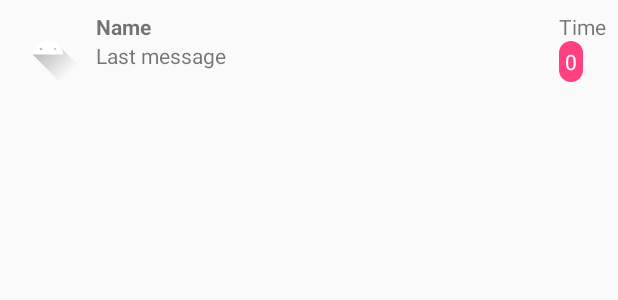
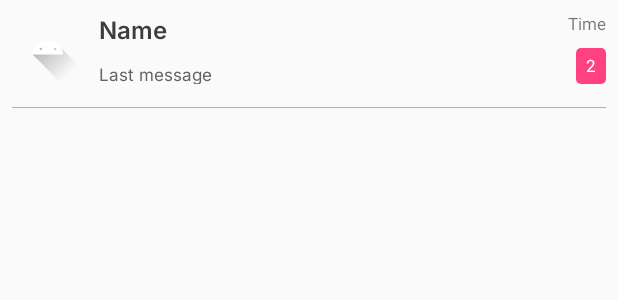
Before and after one commit to Ramreddy540/datingapp, an Android app: the layout item_member.xml on its own in the app's theme, with its tools: preview values and no code run, on a phone screen of 412 x 824 dp. Shown: the top 300 px of the screen. Run offline under Robolectric (Android 15) with nearby library versions, the phone set to English and light mode, and no system bars.

Commit message:
Changes By Tk

```diff
--- a/app/src/main/java/com/example/otpverification/MainActivity.java
+++ b/app/src/main/java/com/example/otpverification/MainActivity.java
@@ -42,7 +42,7 @@ public class MainActivity extends AppCompatActivity {
                         fragmentTransaction.replace(R.id.framelayout, new HeartFragment());
                         break;
                     case R.id.navmessage:
-                        fragmentTransaction.replace(R.id.framelayout, new User_Chat_Fragment());
+                        fragmentTransaction.replace(R.id.framelayout, new MessageFragment());
                         break;
                     case R.id.navprofile:
                         fragmentTransaction.replace(R.id.framelayout, new ProfileFragment());
--- a/app/src/main/java/com/example/otpverification/S2.java
+++ b/app/src/main/java/com/example/otpverification/S2.java
@@ -113,9 +113,8 @@ public class S2 extends AppCompatActivity {
         data.put("Language", language);
 
         String number = getIntent().getStringExtra("mobile");
-        // Save the data to Firestore with the user's UID as the document ID
-        db.collection(number)
-                .document("step3") // Use the user's UID as the document ID
+
+        db.collection("users").document(number)
                 .set(data) // Set data for the document
                 .addOnCompleteListener(new OnCompleteListener<Void>() {
                     @Override
--- a/app/src/main/res/drawable/bg_message_count.xml
+++ b/app/src/main/res/drawable/bg_message_count.xml
@@ -1,5 +1,9 @@
 <?xml version="1.0" encoding="utf-8"?>
-<shape xmlns:android="http://schemas.android.com/apk/res/android">
+<shape
+    xmlns:android="http://schemas.android.com/apk/res/android"
+    android:shape="rectangle">
     <solid android:color="#FF4081" />
-    <corners android:radius="8dp" />
+    <corners android:radius="3dp" />
+    <size android:height="20dp"
+          android:width="20dp"/>
 </shape>
--- a/app/src/main/res/layout/activity_main2.xml
+++ b/app/src/main/res/layout/activity_main2.xml
@@ -7,7 +7,6 @@
     android:layout_height="match_parent"
     android:orientation="horizontal"
     tools:context=".MainActivity2">
-
 
     <TextView
         android:id="@+id/skip1"
--- a/app/src/main/res/layout/fragment_star.xml
+++ b/app/src/main/res/layout/fragment_star.xml
@@ -58,7 +58,7 @@
 
     <androidx.viewpager2.widget.ViewPager2
         android:id="@+id/viewPager2"
-        android:layout_marginTop="10dp"
+        android:layout_marginTop="5dp"
         android:layout_width="match_parent"
         android:layout_height="0dp"
         app:layout_constraintTop_toBottomOf="@id/name4"
--- a/app/src/main/res/layout/item_member.xml
+++ b/app/src/main/res/layout/item_member.xml
@@ -1,21 +1,28 @@
 <?xml version="1.0" encoding="utf-8"?>
-<LinearLayout xmlns:android="http://schemas.android.com/apk/res/android"
+<LinearLayout
+    xmlns:android="http://schemas.android.com/apk/res/android"
     android:layout_width="match_parent"
-    android:layout_height="wrap_content"
-    android:orientation="horizontal"
+    android:layout_height="80dp"
+    android:orientation="vertical"
     android:padding="8dp">
 
-    <ImageView
+    <LinearLayout
+        android:layout_width="match_parent"
+        android:layout_height="wrap_content"
+        android:layout_gravity="center"
+        android:orientation="horizontal">
+
+    <de.hdodenhof.circleimageview.CircleImageView
         android:id="@+id/photoImageView"
         android:layout_width="48dp"
         android:layout_height="48dp"
-        android:layout_marginEnd="8dp"
         android:src="@drawable/ic_launcher_foreground" />
 
     <LinearLayout
         android:layout_width="0dp"
-        android:layout_height="wrap_content"
+        android:layout_height="match_parent"
         android:layout_weight="1"
+        android:layout_marginStart="10dp"
         android:orientation="vertical">
 
         <TextView
@@ -23,36 +30,56 @@
             android:layout_width="wrap_content"
             android:layout_height="wrap_content"
             android:text="Name"
+            android:textSize="16sp"
+            android:fontFamily="@font/inter_semibold"
+            android:textColor="#3D3D3D"
             android:textStyle="bold" />
 
         <TextView
             android:id="@+id/lastMessageTextView"
             android:layout_width="wrap_content"
             android:layout_height="wrap_content"
+            android:fontFamily="@font/inter"
+            android:textSize="11sp"
+            android:layout_marginTop="11dp"
+            android:textColor="#636363"
             android:text="Last message" />
 
     </LinearLayout>
 
     <LinearLayout
         android:layout_width="wrap_content"
-        android:layout_height="wrap_content"
+        android:layout_height="match_parent"
         android:orientation="vertical">
 
         <TextView
             android:id="@+id/timeTextView"
             android:layout_width="wrap_content"
-            android:layout_height="wrap_content"
-            android:text="Time" />
+            android:layout_height="0dp"
+            android:layout_weight="1"
+            android:text="Time"
+            android:textSize="11sp"/>
 
         <TextView
             android:id="@+id/messageCountTextView"
-            android:layout_width="wrap_content"
-            android:layout_height="wrap_content"
-            android:text="0"
+            android:layout_width="20dp"
+            android:layout_height="0dp"
+            android:layout_weight="1"
+            android:text="2"
+            android:textSize="11sp"
+            android:gravity="center"
             android:background="@drawable/bg_message_count"
-            android:padding="4dp"
+            android:layout_gravity="bottom|end"
             android:textColor="@android:color/white" />
 
     </LinearLayout>
 
+    </LinearLayout>
+
+    <View
+        android:layout_width="match_parent"
+        android:layout_height="0.5dp"
+        android:layout_marginTop="15dp"
+        android:background="#E292C4" />
+
 </LinearLayout>
--- a/app/src/main/res/layout/item_user_data.xml
+++ b/app/src/main/res/layout/item_user_data.xml
@@ -9,7 +9,7 @@
     <ImageView
         android:id="@+id/imageViewPager"
         android:layout_width="match_parent"
-        android:layout_height="350dp"
+        android:layout_height="320dp"
         android:scaleType="centerCrop"
         app:layout_constraintTop_toTopOf="parent" />
 
--- a/app/src/main/res/values/themes.xml
+++ b/app/src/main/res/values/themes.xml
@@ -12,8 +12,20 @@
         <item name="colorOnSecondary">#212121</item>
         <!-- Status bar color. -->
         <item name="android:statusBarColor">?attr/colorPrimaryVariant</item>
+
+        <item name="bottomSheetDialogTheme">@style/BottomSheetDialog</item>
         <!-- Customize your theme here. -->
     </style>
+
+    <style name="BottomSheetDialog" parent="Theme.Design.Light.BottomSheetDialog">
+        <item name="bottomSheetStyle">@style/BottomSheet</item>
+    </style>
+
+    <style name="BottomSheet" parent="Widget.Design.BottomSheet.Modal">
+        <!-- Customize BottomSheet here if needed -->
+    </style>
+
+
     <style name="Theme.OTPVerification.NoActionBar">
         <item name="windowActionBar">false</item>
         <item name="windowNoTitle">true</item>
```
Also changed, not shown: app/src/main/AndroidManifest.xml (+6 -1 lines), app/src/main/java/com/example/otpverification/MainActivity2.java (+5 -5 lines), app/src/main/java/com/example/otpverification/S1.java (+15 -3 lines), app/src/main/java/com/example/otpverification/StarFragment.java (+76 -56 lines), app/src/main/res/layout/fragment_message.xml (+2 -10 lines), app/src/main/res/layout/s1bottomsheet_dialog.xml (+12 -8 lines).
